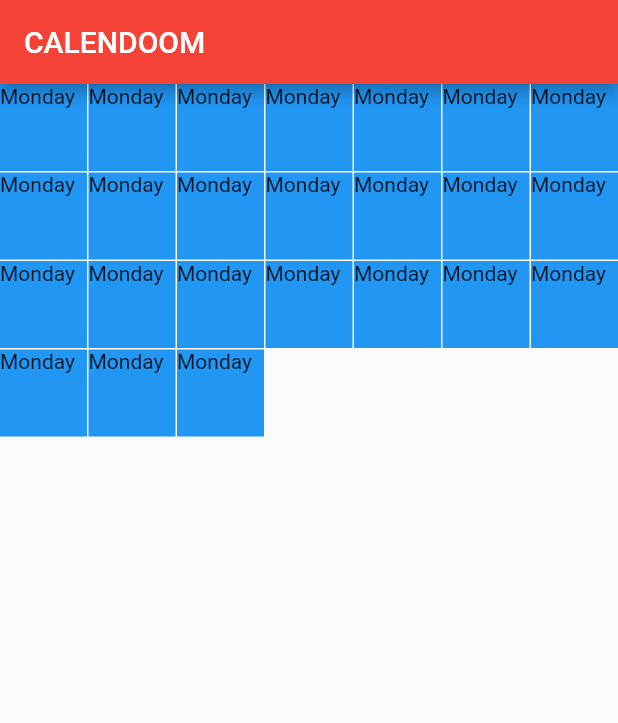
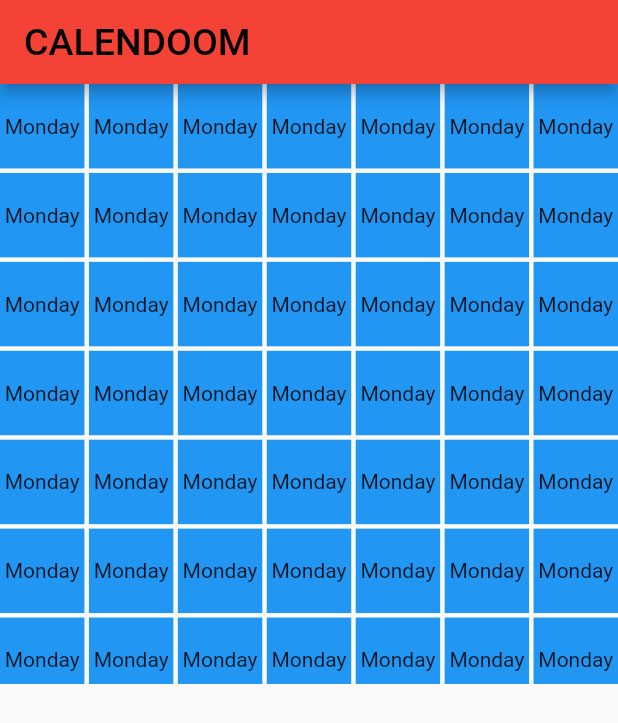
Before and after one commit to JakeTheGingScheuer/FlutterExploring, a Flutter app: the screen it shows after launch, on a phone screen of 412 x 824 dp. Shown: the top 723 px of the screen. Run offline on Flutter 3.47's test engine with Material 2 defaults, Android fonts, the phone set to English and light mode, and no system bars.

Commit message:
do you wanna die?

```diff
--- a/budget_calendar/lib/screens/calendar_screen.dart
+++ b/budget_calendar/lib/screens/calendar_screen.dart
@@ -1,3 +1,4 @@
+import 'package:budget_calendar/styles.dart';
 import 'package:budget_calendar/widgets/calendar_month.dart';
 import 'package:flutter/material.dart';
 
@@ -7,10 +8,10 @@ class CalendarScreen extends StatelessWidget{
   Widget build(BuildContext context) {
     return Scaffold(
       appBar: AppBar(
-          title: Text('CALENDOOM'),
+          title: Text('CALENDOOM', style: Styles.headerLarge),
           backgroundColor: Colors.red
       ),
-      body: calendarMonth(),
+      body: CalendarMonth()
     );
   }
 }
--- /dev/null
+++ b/budget_calendar/lib/styles.dart
@@ -0,0 +1,14 @@
+import 'package:flutter/material.dart';
+
+class Styles {
+  static final headerLarge = TextStyle(
+    fontSize: 25.0,
+    color: Colors.black
+  );
+
+  static final death = TextStyle(
+    fontSize: 40.0,
+    color: Colors.white
+
+  );
+}
--- a/budget_calendar/lib/widgets/calendar_day.dart
+++ b/budget_calendar/lib/widgets/calendar_day.dart
@@ -1,10 +1,47 @@
+import 'package:budget_calendar/screens/calendar_screen.dart';
+import 'package:budget_calendar/styles.dart';
 import 'package:flutter/material.dart';
 
-Widget calendarDay(String dayName) {
-  return Container(
-      decoration: BoxDecoration(
-          color: Colors.blue
-      ),
-      child: Text(dayName)
-  );
+class CalendarDay extends StatelessWidget {
+
+  String day;
+
+  CalendarDay(this.day);
+
+  @override
+  Widget build(BuildContext context) {
+    return GestureDetector(
+      onTap: () {
+        Navigator.push(context, MaterialPageRoute(
+          builder: (context) => DayDetail()
+        ));
+      },
+      child: Container(
+        color: Colors.blue,
+          child: Text(day, textAlign: TextAlign.center),
+          alignment: Alignment(0,0)
+      )
+    );
+  }
 }
+
+class DayDetail extends StatelessWidget{
+  @override
+  Widget build(BuildContext context) {
+    return Scaffold(
+      body:
+      GestureDetector(
+          onTap: () {
+            Navigator.pop(context, MaterialPageRoute(
+                builder: (context) => CalendarScreen()
+            ));
+          },
+          child:Container(
+            color: Colors.black,
+            alignment: Alignment(0,0),
+            child: Text('DO YOU WANNA DIE?!?', style: Styles.death)
+          )
+      )
+    );
+  }
+}
--- a/budget_calendar/lib/widgets/calendar_month.dart
+++ b/budget_calendar/lib/widgets/calendar_month.dart
@@ -1,38 +1,33 @@
 import 'package:flutter/material.dart';
 import 'calendar_day.dart';
 
-Widget calendarMonth(){
-  return Container(
-      child: GridView.count(
-          mainAxisSpacing: 1.0,
-          crossAxisSpacing: 1.0,
-          crossAxisCount: 7,
-          children: [
-            calendarDay('Monday'),
-            calendarDay('Monday'),
-            calendarDay('Monday'),
-            calendarDay('Monday'),
-            calendarDay('Monday'),
-            calendarDay('Monday'),
-            calendarDay('Monday'),
-            calendarDay('Monday'),
-            calendarDay('Monday'),
-            calendarDay('Monday'),
-            calendarDay('Monday'),
-            calendarDay('Monday'),
-            calendarDay('Monday'),
-            calendarDay('Monday'),
-            calendarDay('Monday'),
-            calendarDay('Monday'),
-            calendarDay('Monday'),
-            calendarDay('Monday'),
-            calendarDay('Monday'),
-            calendarDay('Monday'),
-            calendarDay('Monday'),
-            calendarDay('Monday'),
-            calendarDay('Monday'),
-            calendarDay('Monday'),
-          ]
-      )
-  );
+class CalendarMonth extends StatelessWidget {
+  List<CalendarDay> month;
+
+  CalendarMonth() {
+    month = new List<CalendarDay>();
+    makeCalendar(200);
+  }
+
+  @override
+  Widget build(BuildContext context) {
+    return Container(
+        constraints: BoxConstraints(
+          maxHeight: 400
+        ),
+        child:
+          GridView.count(
+            mainAxisSpacing: 3.0,
+            crossAxisSpacing: 3.0,
+            crossAxisCount: 7,
+            children: month
+        )
+    );
+  }
+
+  void makeCalendar(int num) {
+    for(int i = 0; i<num; i++){
+      month.add(CalendarDay('Monday'));
+    }
+  }
 }
```
